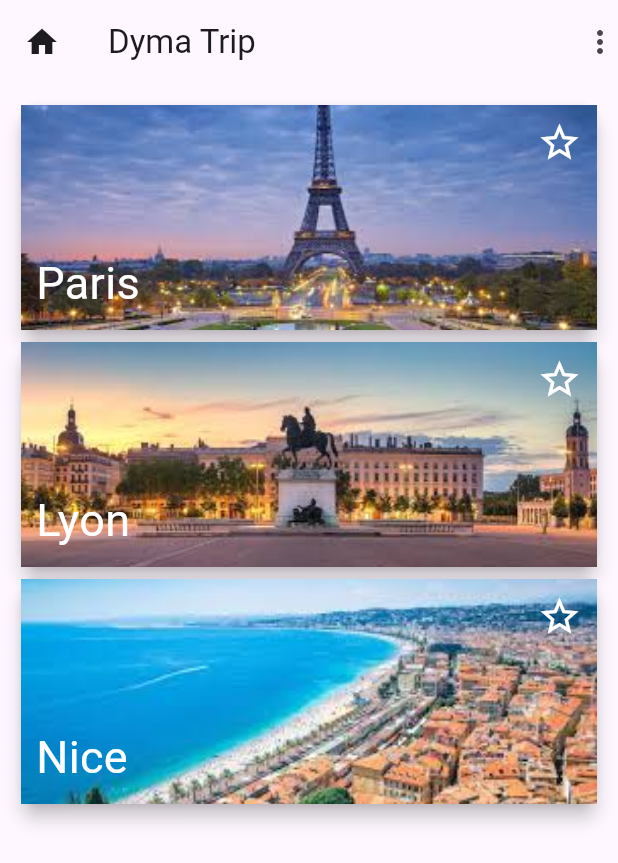
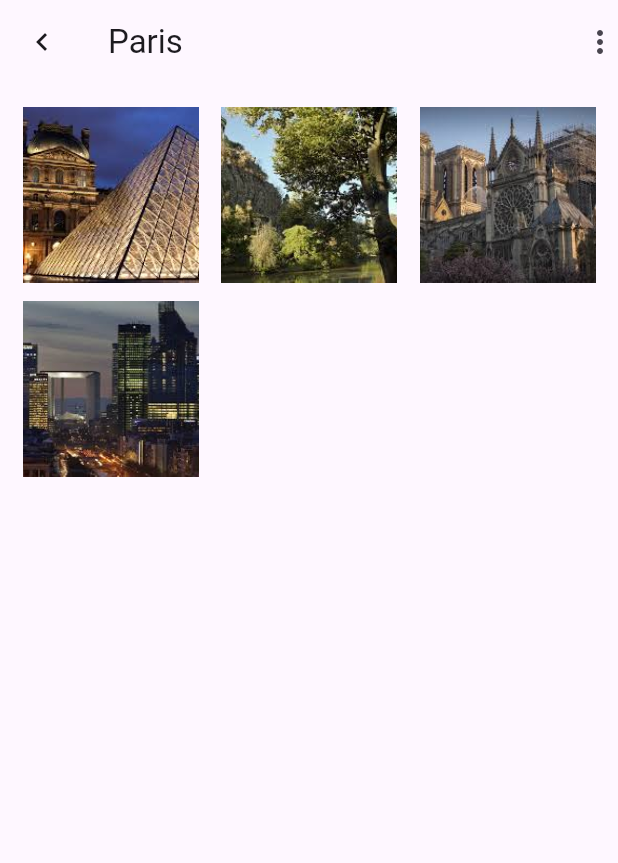
Before and after one commit to Wormav/Flutter_training, a Flutter app: the screen it shows after launch, on a phone screen of 412 x 824 dp. Shown: the top 863 px of the screen. Run offline on Flutter 3.47's test engine with Material 3 defaults, Android fonts, the phone set to English and light mode, and no system bars.

Commit message:
Refacto projet folders, add activity Paris view

```diff
--- /dev/null
+++ b/lib/data/data.dart
@@ -0,0 +1,24 @@
+import '../models/activity.model.dart';
+
+List<Activity> activities = [
+  Activity(
+      image: 'assets/images/activities/louvre.jpg',
+      name: 'Le Louvre',
+      id: 'a1',
+      city: 'Paris'),
+  Activity(
+      image: 'assets/images/activities/chaumont.jpg',
+      name: 'Les buttes Chaumont',
+      id: 'a2',
+      city: 'Paris'),
+  Activity(
+      image: 'assets/images/activities/dame.jpg',
+      name: 'Notre Dame',
+      id: 'a3',
+      city: 'Paris'),
+  Activity(
+      image: 'assets/images/activities/defense.jpg',
+      name: 'La Défense',
+      id: 'a4',
+      city: 'Paris'),
+];
--- a/lib/main.dart
+++ b/lib/main.dart
@@ -1,5 +1,5 @@
 import 'package:flutter/material.dart';
-import 'home.dart';
+import 'views/city/city.dart';
 
 void main() => runApp(const DymaTrip());
 
@@ -9,9 +9,9 @@ class DymaTrip extends StatelessWidget {
   // This widget is the root of your application.
   @override
   Widget build(BuildContext context) {
-    return const MaterialApp(
+    return MaterialApp(
       debugShowCheckedModeBanner: false,
-      home: Home(),
+      home: City(),
     );
   }
 }
--- /dev/null
+++ b/lib/models/activity.model.dart
@@ -0,0 +1,9 @@
+class Activity {
+  String name;
+  String image;
+  String? id;
+  String city;
+
+  Activity(
+      {required this.name, required this.city, this.id, required this.image});
+}
--- /dev/null
+++ b/lib/views/city/city.dart
@@ -0,0 +1,38 @@
+import 'package:flutter/material.dart';
+import '../../data/data.dart' as data;
+import '../../models/activity.model.dart';
+import 'widgets/activity_card.dart';
+
+class City extends StatefulWidget {
+  final List<Activity> activities = data.activities;
+
+  City({super.key});
+  @override
+  State<City> createState() => _CityState();
+}
+
+class _CityState extends State<City> {
+  @override
+  Widget build(BuildContext context) {
+    return Scaffold(
+      appBar: AppBar(
+        leading: const Icon(Icons.chevron_left),
+        title: const Text('Paris'),
+        actions: const <Widget>[
+          Icon(Icons.more_vert),
+        ],
+      ),
+      body: Container(
+        padding: const EdgeInsets.all(10),
+        child: GridView.extent(
+          maxCrossAxisExtent: 150,
+          mainAxisSpacing: 2,
+          crossAxisSpacing: 5,
+          children: widget.activities
+              .map((activity) => ActivityCard(activity: activity))
+              .toList(),
+        ),
+      ),
+    );
+  }
+}
--- /dev/null
+++ b/lib/views/city/widgets/activity_card.dart
@@ -0,0 +1,20 @@
+import 'package:flutter/material.dart';
+import '../../../models/activity.model.dart';
+
+class ActivityCard extends StatelessWidget {
+  final Activity activity;
+
+  const ActivityCard({super.key, required this.activity});
+
+  @override
+  Widget build(BuildContext context) {
+    return Container(
+      width: double.infinity,
+      margin: const EdgeInsets.all(5),
+      child: Image.asset(
+        activity.image,
+        fit: BoxFit.cover,
+      ),
+    );
+  }
+}
--- a/lib/home.dart
+++ b/lib/views/home/home.dart
@@ -1,6 +1,6 @@
 import 'package:flutter/material.dart';
 
-import 'city_card.dart';
+import 'widgets/city_card.dart';
 
 class Home extends StatefulWidget {
   const Home({super.key});
--- a/pubspec.yaml
+++ b/pubspec.yaml
@@ -59,6 +59,7 @@ flutter:
   # To add assets to your application, add an assets section, like this:
   assets:
     - assets/images/
+    - assets/images/activities/
 
   # An image asset can refer to one or more resolution-specific "variants", see
   # https://flutter.dev/assets-and-images/#resolution-aware
```
Also changed, not shown: assets/images/activities/catacombe.jpg (added), assets/images/activities/chaumont.jpg (added), assets/images/activities/dame.jpg (added), assets/images/activities/defense.jpg (added), assets/images/activities/effeil.jpg (added), assets/images/activities/louvre.jpg (added), assets/images/activities/luxembourg.jpg (added), assets/images/activities/mitterrand.jpg (added), assets/images/activities/montmartre.jpg (added), lib/views/home/widgets/city_card.dart (renamed from lib/city_card.dart).
